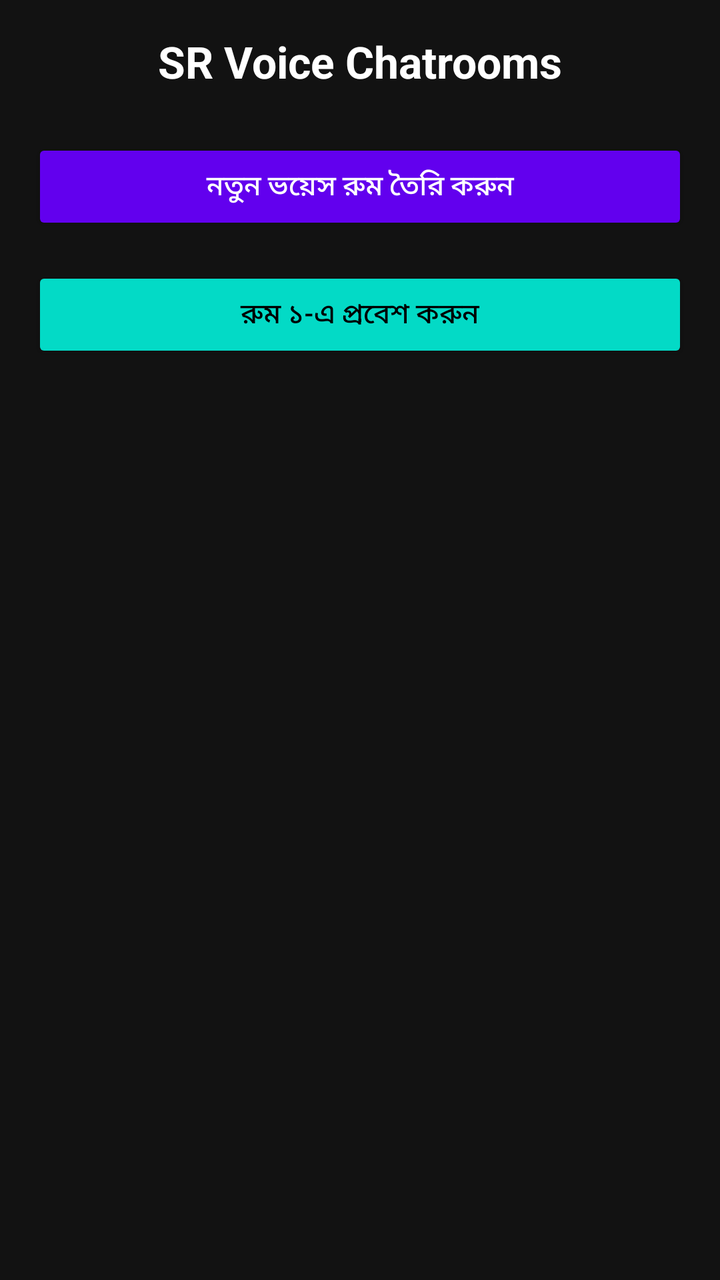
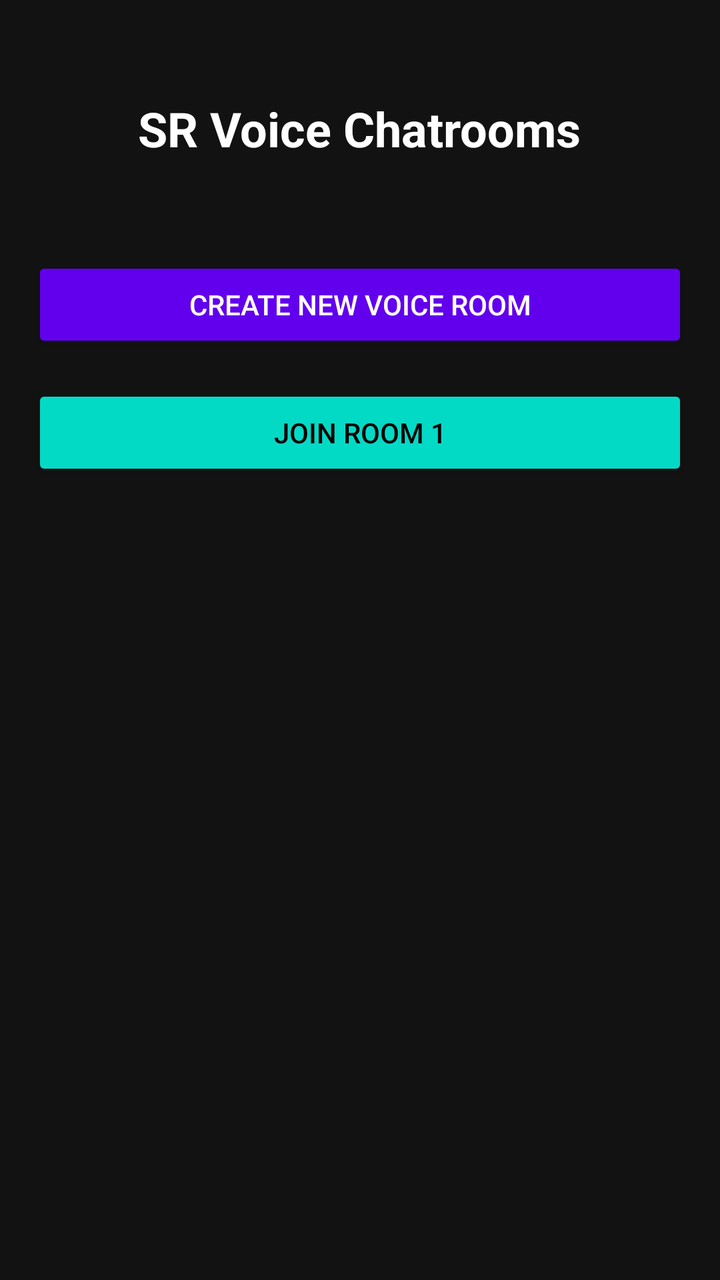

Two renders of the same Android screen: before a commit and after it. Below are the layout's source before the change and the commit's diff.
<!-- AndroidManifest.xml: application theme Theme.AppCompat.DayNight.NoActionBar -->
<!-- res/layout/activity_main.xml -->
<?xml version="1.0" encoding="utf-8"?>
<LinearLayout xmlns:android="http://schemas.android.com/apk/res/android"
    android:layout_width="match_parent"
    android:layout_height="match_parent"
    android:orientation="vertical"
    android:padding="16dp"
    android:background="#121212"
    android:gravity="center_horizontal">

    <TextView
        android:layout_width="wrap_content"
        android:layout_height="wrap_content"
        android:text="SR Voice Chatrooms"
        android:textColor="#FFFFFF"
        android:textSize="22sp"
        android:textStyle="bold"
        android:layout_marginBottom="24dp"/>

    <Button
        android:id="@+id/createRoomButton"
        android:layout_width="match_parent"
        android:layout_height="wrap_content"
        android:text="নতুন ভয়েস রুম তৈরি করুন"
        android:backgroundTint="#6200EE"
        android:textColor="#FFFFFF"
        android:padding="12dp"
        android:layout_marginBottom="16dp"/>

    <Button
        android:id="@+id/joinRoomButton"
        android:layout_width="match_parent"
        android:layout_height="wrap_content"
        android:text="রুম ১-এ প্রবেশ করুন"
        android:backgroundTint="#03DAC6"
        android:textColor="#000000"
        android:padding="12dp"/>

</LinearLayout>
<!-- resources referenced by this layout -->
<resources>

</resources>

<!-- the commit's change to res/layout/activity_main.xml (unified diff, before → after) -->
@@ -11,28 +11,29 @@
         android:layout_width="wrap_content"
         android:layout_height="wrap_content"
         android:text="SR Voice Chatrooms"
+        android:textSize="24sp"
+        android:textStyle="bold"
         android:textColor="#FFFFFF"
-        android:textSize="22sp"
-        android:textStyle="bold"
-        android:layout_marginBottom="24dp"/>
+        android:layout_marginTop="32dp"
+        android:layout_marginBottom="48dp" />
 
     <Button
         android:id="@+id/createRoomButton"
         android:layout_width="match_parent"
         android:layout_height="wrap_content"
-        android:text="নতুন ভয়েস রুম তৈরি করুন"
+        android:text="Create New Voice Room"
         android:backgroundTint="#6200EE"
         android:textColor="#FFFFFF"
-        android:padding="12dp"
-        android:layout_marginBottom="16dp"/>
+        android:layout_marginBottom="16dp"
+        android:padding="12dp" />
 
     <Button
         android:id="@+id/joinRoomButton"
         android:layout_width="match_parent"
         android:layout_height="wrap_content"
-        android:text="রুম ১-এ প্রবেশ করুন"
+        android:text="Join Room 1"
         android:backgroundTint="#03DAC6"
         android:textColor="#000000"
-        android:padding="12dp"/>
+        android:padding="12dp" />
 
 </LinearLayout>
